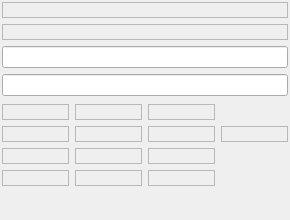
The window that rqt_tf_echo/resource/tf_echo.ui (lucasw/rqt_tf_echo) describes before a commit, drawn with Qt 5.
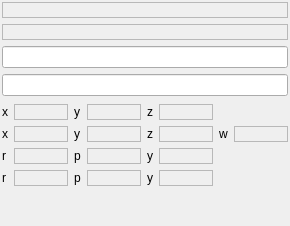
The same window after the commit.

Commit message: single letter lables for each subfield

Patch:
```diff
--- a/rqt_tf_echo/resource/tf_echo.ui
+++ b/rqt_tf_echo/resource/tf_echo.ui
@@ -7,7 +7,7 @@
     <x>0</x>
     <y>0</y>
     <width>290</width>
-    <height>220</height>
+    <height>226</height>
    </rect>
   </property>
   <property name="windowTitle">
@@ -116,7 +116,36 @@
        <property name="bottomMargin">
         <number>1</number>
        </property>
-       <item row="1" column="1">
+       <item row="2" column="0">
+        <widget class="QLabel" name="label_2">
+         <property name="enabled">
+          <bool>true</bool>
+         </property>
+         <property name="sizePolicy">
+          <sizepolicy hsizetype="Fixed" vsizetype="Preferred">
+           <horstretch>0</horstretch>
+           <verstretch>0</verstretch>
+          </sizepolicy>
+         </property>
+         <property name="text">
+          <string>x</string>
+         </property>
+        </widget>
+       </item>
+       <item row="4" column="2">
+        <widget class="QLabel" name="label_8">
+         <property name="sizePolicy">
+          <sizepolicy hsizetype="Fixed" vsizetype="Preferred">
+           <horstretch>0</horstretch>
+           <verstretch>0</verstretch>
+          </sizepolicy>
+         </property>
+         <property name="text">
+          <string>p</string>
+         </property>
+        </widget>
+       </item>
+       <item row="1" column="3">
         <widget class="QLabel" name="trans_y_label">
          <property name="toolTip">
           <string>Translation y</string>
@@ -129,7 +158,7 @@
          </property>
         </widget>
        </item>
-       <item row="2" column="1">
+       <item row="2" column="3">
         <widget class="QLabel" name="quat_y_label">
          <property name="toolTip">
           <string>Quaternion y</string>
@@ -142,7 +171,7 @@
          </property>
         </widget>
        </item>
-       <item row="3" column="1">
+       <item row="3" column="3">
         <widget class="QLabel" name="rot_pitch_rad_label">
          <property name="frameShape">
           <enum>QFrame::StyledPanel</enum>
@@ -152,7 +181,7 @@
          </property>
         </widget>
        </item>
-       <item row="1" column="2">
+       <item row="1" column="6">
         <widget class="QLabel" name="trans_z_label">
          <property name="toolTip">
           <string>Translation z</string>
@@ -165,7 +194,20 @@
          </property>
         </widget>
        </item>
-       <item row="3" column="2">
+       <item row="1" column="0">
+        <widget class="QLabel" name="label">
+         <property name="sizePolicy">
+          <sizepolicy hsizetype="Fixed" vsizetype="Preferred">
+           <horstretch>0</horstretch>
+           <verstretch>0</verstretch>
+          </sizepolicy>
+         </property>
+         <property name="text">
+          <string>x</string>
+         </property>
+        </widget>
+       </item>
+       <item row="3" column="6">
         <widget class="QLabel" name="rot_yaw_rad_label">
          <property name="frameShape">
           <enum>QFrame::StyledPanel</enum>
@@ -175,7 +217,7 @@
          </property>
         </widget>
        </item>
-       <item row="1" column="0">
+       <item row="1" column="1">
         <widget class="QLabel" name="trans_x_label">
          <property name="toolTip">
           <string>Translation x</string>
@@ -188,7 +230,7 @@
          </property>
         </widget>
        </item>
-       <item row="2" column="0">
+       <item row="2" column="1">
         <widget class="QLabel" name="quat_x_label">
          <property name="toolTip">
           <string>Quaternion x</string>
@@ -201,7 +243,7 @@
          </property>
         </widget>
        </item>
-       <item row="2" column="2">
+       <item row="2" column="6">
         <widget class="QLabel" name="quat_z_label">
          <property name="toolTip">
           <string>Quaternion z</string>
@@ -214,7 +256,7 @@
          </property>
         </widget>
        </item>
-       <item row="2" column="3">
+       <item row="2" column="8">
         <widget class="QLabel" name="quat_w_label">
          <property name="toolTip">
           <string>Quaternion w</string>
@@ -227,7 +269,7 @@
          </property>
         </widget>
        </item>
-       <item row="3" column="0">
+       <item row="3" column="1">
         <widget class="QLabel" name="rot_roll_rad_label">
          <property name="frameShape">
           <enum>QFrame::StyledPanel</enum>
@@ -237,17 +279,17 @@
          </property>
         </widget>
        </item>
-       <item row="4" column="0">
-        <widget class="QLabel" name="rot_roll_deg_label">
-         <property name="frameShape">
-          <enum>QFrame::StyledPanel</enum>
-         </property>
-         <property name="text">
-          <string/>
-         </property>
-        </widget>
-       </item>
        <item row="4" column="1">
+        <widget class="QLabel" name="rot_roll_deg_label">
+         <property name="frameShape">
+          <enum>QFrame::StyledPanel</enum>
+         </property>
+         <property name="text">
+          <string/>
+         </property>
+        </widget>
+       </item>
+       <item row="4" column="3">
         <widget class="QLabel" name="rot_pitch_deg_label">
          <property name="frameShape">
           <enum>QFrame::StyledPanel</enum>
@@ -257,7 +299,7 @@
          </property>
         </widget>
        </item>
-       <item row="4" column="2">
+       <item row="4" column="6">
         <widget class="QLabel" name="rot_yaw_deg_label">
          <property name="frameShape">
           <enum>QFrame::StyledPanel</enum>
@@ -267,6 +309,136 @@
          </property>
         </widget>
        </item>
+       <item row="3" column="0">
+        <widget class="QLabel" name="label_3">
+         <property name="sizePolicy">
+          <sizepolicy hsizetype="Fixed" vsizetype="Preferred">
+           <horstretch>0</horstretch>
+           <verstretch>0</verstretch>
+          </sizepolicy>
+         </property>
+         <property name="text">
+          <string>r</string>
+         </property>
+        </widget>
+       </item>
+       <item row="2" column="2">
+        <widget class="QLabel" name="label_6">
+         <property name="sizePolicy">
+          <sizepolicy hsizetype="Fixed" vsizetype="Preferred">
+           <horstretch>0</horstretch>
+           <verstretch>0</verstretch>
+          </sizepolicy>
+         </property>
+         <property name="text">
+          <string>y</string>
+         </property>
+        </widget>
+       </item>
+       <item row="1" column="5">
+        <widget class="QLabel" name="label_9">
+         <property name="sizePolicy">
+          <sizepolicy hsizetype="Fixed" vsizetype="Preferred">
+           <horstretch>0</horstretch>
+           <verstretch>0</verstretch>
+          </sizepolicy>
+         </property>
+         <property name="text">
+          <string>z</string>
+         </property>
+        </widget>
+       </item>
+       <item row="4" column="0">
+        <widget class="QLabel" name="label_4">
+         <property name="sizePolicy">
+          <sizepolicy hsizetype="Fixed" vsizetype="Preferred">
+           <horstretch>0</horstretch>
+           <verstretch>0</verstretch>
+          </sizepolicy>
+         </property>
+         <property name="text">
+          <string>r</string>
+         </property>
+        </widget>
+       </item>
+       <item row="3" column="2">
+        <widget class="QLabel" name="label_7">
+         <property name="sizePolicy">
+          <sizepolicy hsizetype="Fixed" vsizetype="Preferred">
+           <horstretch>0</horstretch>
+           <verstretch>0</verstretch>
+          </sizepolicy>
+         </property>
+         <property name="text">
+          <string>p</string>
+         </property>
+        </widget>
+       </item>
+       <item row="1" column="2">
+        <widget class="QLabel" name="label_5">
+         <property name="sizePolicy">
+          <sizepolicy hsizetype="Fixed" vsizetype="Preferred">
+           <horstretch>0</horstretch>
+           <verstretch>0</verstretch>
+          </sizepolicy>
+         </property>
+         <property name="text">
+          <string>y</string>
+         </property>
+        </widget>
+       </item>
+       <item row="2" column="5">
+        <widget class="QLabel" name="label_10">
+         <property name="sizePolicy">
+          <sizepolicy hsizetype="Fixed" vsizetype="Preferred">
+           <horstretch>0</horstretch>
+           <verstretch>0</verstretch>
+          </sizepolicy>
+         </property>
+         <property name="text">
+          <string>z</string>
+         </property>
+        </widget>
+       </item>
+       <item row="3" column="5">
+        <widget class="QLabel" name="label_11">
+         <property name="sizePolicy">
+          <sizepolicy hsizetype="Fixed" vsizetype="Preferred">
+           <horstretch>0</horstretch>
+           <verstretch>0</verstretch>
+          </sizepolicy>
+         </property>
+         <property name="text">
+          <string>y</string>
+         </property>
+        </widget>
+       </item>
+       <item row="4" column="5">
+        <widget class="QLabel" name="label_12">
+         <property name="sizePolicy">
+          <sizepolicy hsizetype="Fixed" vsizetype="Preferred">
+           <horstretch>0</horstretch>
+           <verstretch>0</verstretch>
+          </sizepolicy>
+         </property>
+         <property name="text">
+          <string>y</string>
+         </property>
+        </widget>
+       </item>
+       <item row="2" column="7">
+        <widget class="QLabel" name="label_13">
+         <property name="sizePolicy">
+          <sizepolicy hsizetype="Fixed" vsizetype="Preferred">
+           <horstretch>0</horstretch>
+           <verstretch>0</verstretch>
+          </sizepolicy>
+         </property>
+         <property name="text">
+          <string>w</string>
+         </property>
+        </widget>
+       </item>
       </layout>
      </item>
      <item>
```
